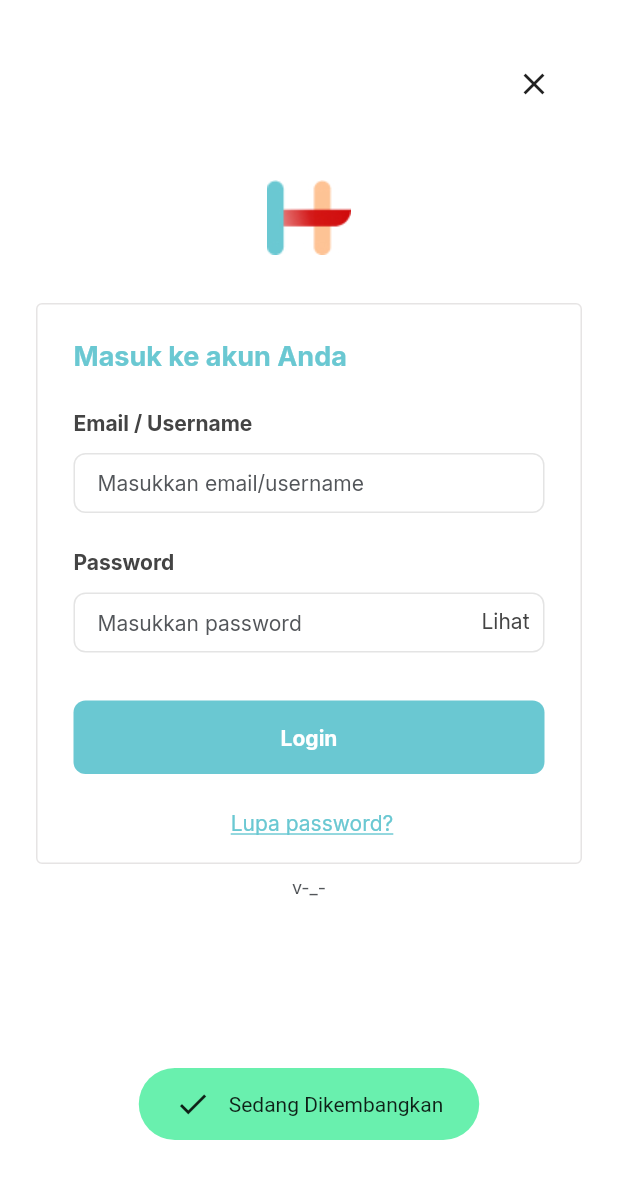
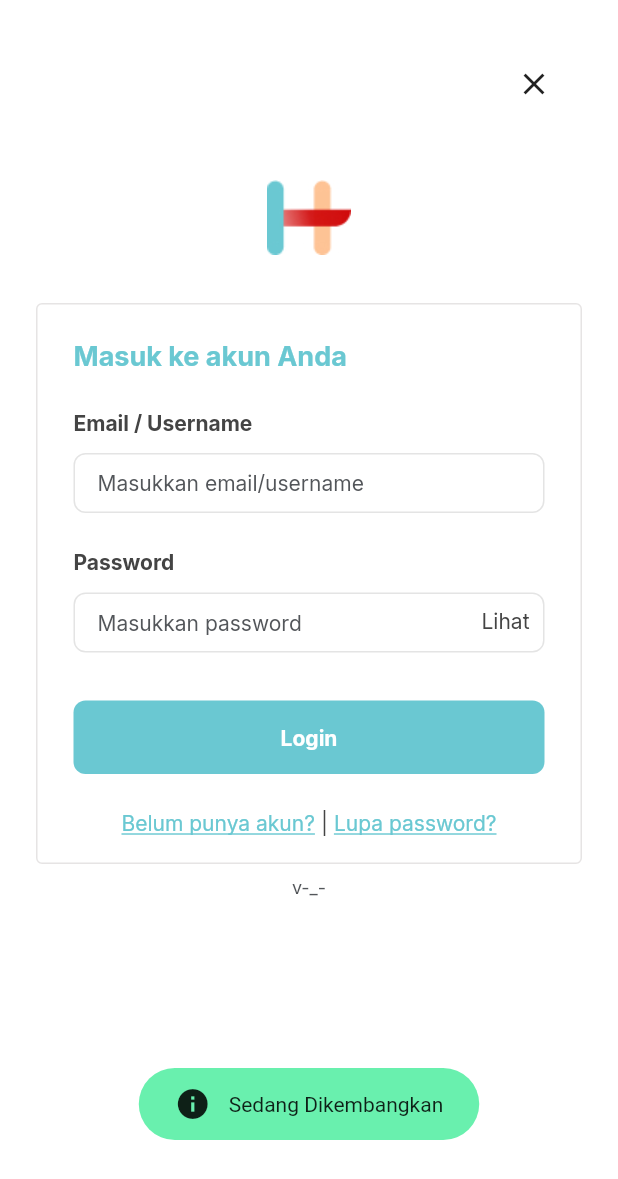
Before and after one commit to Betalogika/halokak-fe-flutter, a Flutter app: the LoginScene screen opened directly, after a tap on "Lupa password?", on a phone screen of 412 x 824 dp. Shown: the top 1179 px of the screen. Run offline on Flutter 3.47's test engine with Material 2 defaults, Android fonts, the phone set to English and light mode, and no system bars; our stand-ins replace firebase_auth, firebase_core, flutter_secure_storage, fluttertoast, google_fonts, hive and 2 more; missing offline and left inert: flutter_window_close; accounts and stored records are empty; network calls fail.

Commit message:
[Update] add register button on login page.

```diff
--- a/lib/custom/toast.dart
+++ b/lib/custom/toast.dart
@@ -12,7 +12,7 @@ void showToast(BuildContext context, FToast fToast, String message) {
     child: Row(
       mainAxisSize: MainAxisSize.min,
       children: [
-        const Icon(Icons.check),
+        const Icon(Icons.info),
         const SizedBox(
           width: 12.0,
         ),
--- a/lib/data/local/text_storage.dart
+++ b/lib/data/local/text_storage.dart
@@ -18,6 +18,7 @@ class TextStorage {
   static const lblClose = "Tutup";
   static const lblSee = "Lihat";
   static const lblForgotPassword = "Lupa password?";
+  static const lblRegister = "Belum punya akun?";
 
   static const captionExitApp = "Yakin keluar Aplikasi?";
   static const captionSure = "Apakah Anda yakin?";
--- a/lib/scenes/authentication/login_scene.dart
+++ b/lib/scenes/authentication/login_scene.dart
@@ -232,6 +232,17 @@ class _LoginScene extends State<LoginScene> {
                               Row(
                                 mainAxisAlignment: MainAxisAlignment.center,
                                 children: [
+                                  InkWell(
+                                    child: Text(
+                                      TextStorage.lblRegister,
+                                      style: GoogleFonts.inter(fontWeight: FontWeight.normal, fontSize: 14, color: ColorStorage.blue, decoration: TextDecoration.underline),
+                                    ),
+                                    onTap: () {
+                                      showToast(context, fToast, TextStorage.errorComingSoon);
+                                    },
+                                  ),
+                                  Space.w4,
+                                  const CustomText(value: "|"),
                                   Space.w4,
                                   InkWell(
                                     child: Text(
```
